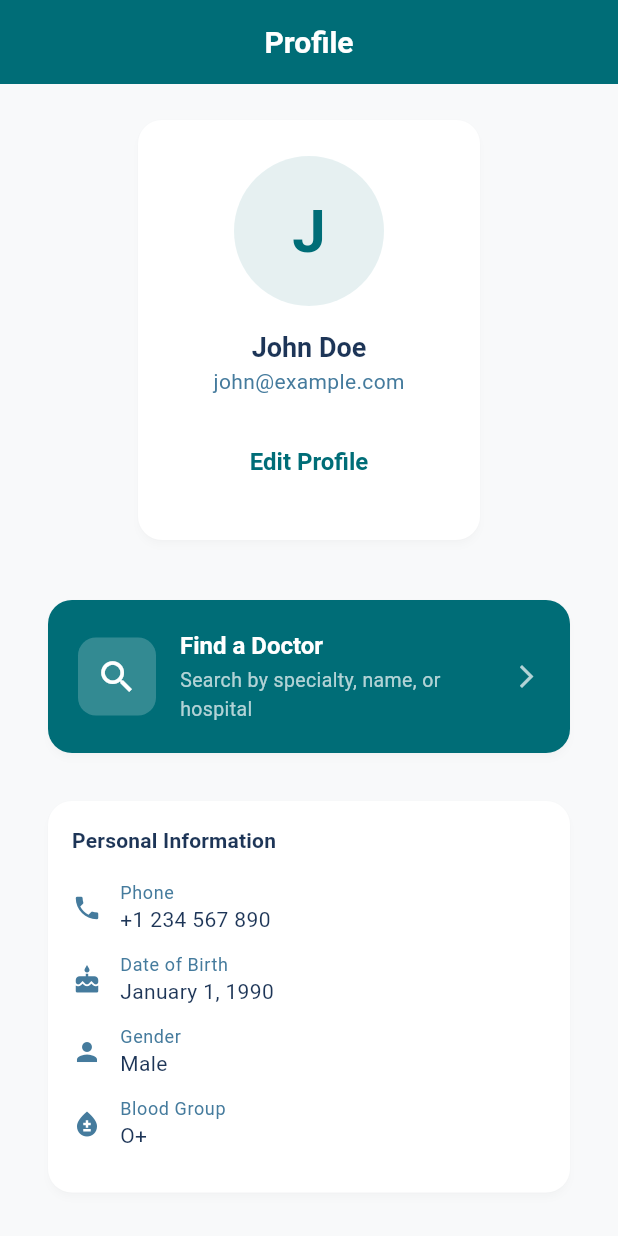
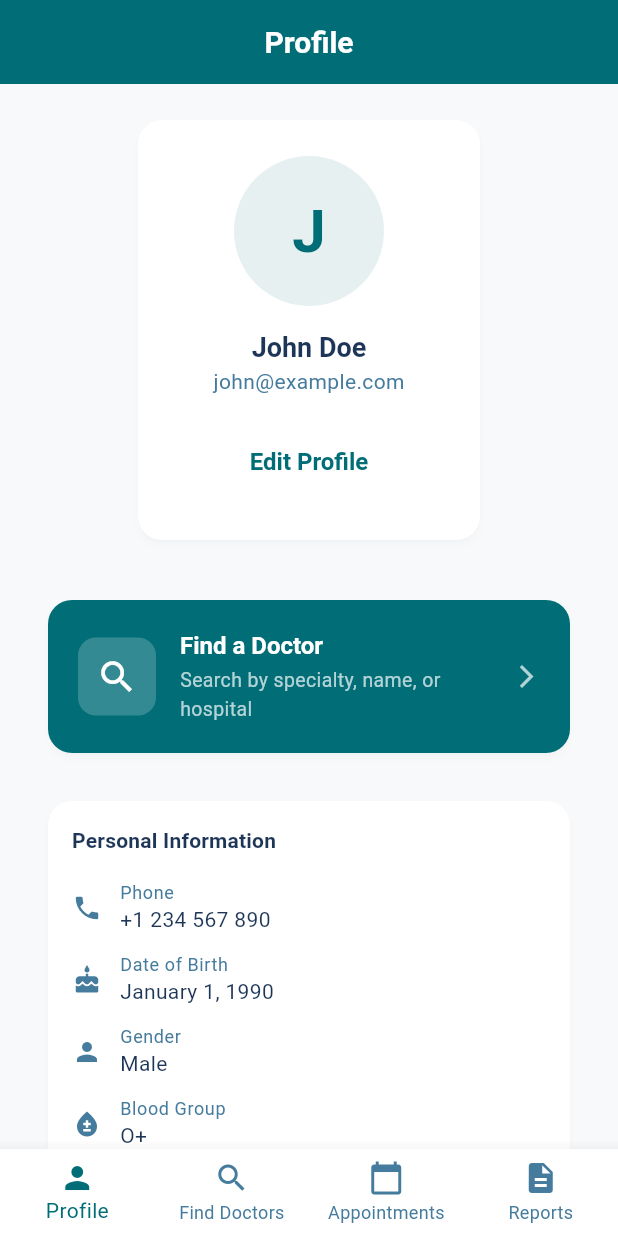
Before and after one commit to cxaquib/mediq, a Flutter app: the PatientProfileScreen screen opened by its route, on a phone screen of 412 x 824 dp. Run offline on Flutter 3.47's test engine with Material 3 defaults, Android fonts, the phone set to English and light mode, and no system bars; our stand-ins replace go_router, image_picker, shared_preferences; accounts and stored records are empty.

Commit message:
Constrain window to mobile size (412x915) and add bottom navigation bar for patient screens

```diff
--- a/lib/shared/routes/app_router.dart
+++ b/lib/shared/routes/app_router.dart
@@ -16,6 +16,7 @@ import '../../patient/screens/patient_appointments_screen.dart';
 import '../../patient/screens/download_reports_screen.dart';
 import '../../patient/screens/find_doctors_screen.dart';
 import '../../patient/screens/book_appointment_screen.dart';
+import '../../shared/widgets/patient_shell.dart';
 import '../../lab/screens/test_requests_screen.dart';
 import '../../lab/screens/upload_results_screen.dart';
 import '../../lab/screens/status_tracking_screen.dart';
@@ -88,7 +89,10 @@ class AppRouter {
         builder: (context, state) => const DoctorViewHistoryScreen(),
       ),
 
-      // Patient Routes
+      // Patient Routes (with BottomNavBar shell)
+      ShellRoute(
+        builder: (context, state, child) => PatientShell(child: child),
+        routes: [
           GoRoute(
             path: '/patient/profile',
             name: 'patient-profile',
@@ -118,6 +122,8 @@ class AppRouter {
             path: '/patient/book-appointment',
             name: 'patient-book-appointment',
             builder: (context, state) => const BookAppointmentScreen(),
+          ),
+        ],
       ),
 
       // Lab Routes
--- /dev/null
+++ b/lib/shared/widgets/patient_shell.dart
@@ -0,0 +1,53 @@
+import 'package:flutter/material.dart';
+import 'package:go_router/go_router.dart';
+import '../theme/app_theme.dart';
+
+class PatientShell extends StatelessWidget {
+  final Widget child;
+
+  const PatientShell({super.key, required this.child});
+
+  @override
+  Widget build(BuildContext context) {
+    return Scaffold(
+      body: child,
+      bottomNavigationBar: BottomNavigationBar(
+        currentIndex: _currentIndex(context),
+        onTap: (index) => _onTap(context, index),
+        type: BottomNavigationBarType.fixed,
+        selectedItemColor: AppTheme.primaryColor,
+        unselectedItemColor: AppTheme.textSecondary,
+        items: const [
+          BottomNavigationBarItem(icon: Icon(Icons.person), label: 'Profile'),
+          BottomNavigationBarItem(
+              icon: Icon(Icons.search), label: 'Find Doctors'),
+          BottomNavigationBarItem(
+              icon: Icon(Icons.calendar_today), label: 'Appointments'),
+          BottomNavigationBarItem(
+              icon: Icon(Icons.description), label: 'Reports'),
+        ],
+      ),
+    );
+  }
+
+  int _currentIndex(BuildContext context) {
+    final location = GoRouterState.of(context).matchedLocation;
+    if (location.contains('/patient/find-doctors')) return 1;
+    if (location.contains('/patient/appointments')) return 2;
+    if (location.contains('/patient/reports')) return 3;
+    return 0;
+  }
+
+  void _onTap(BuildContext context, int index) {
+    switch (index) {
+      case 0:
+        context.go('/patient/profile');
+      case 1:
+        context.go('/patient/find-doctors');
+      case 2:
+        context.go('/patient/appointments');
+      case 3:
+        context.go('/patient/reports');
+    }
+  }
+}
```
Also changed, not shown: 1 other file. Lines whose indentation alone changed are shown as unchanged.
